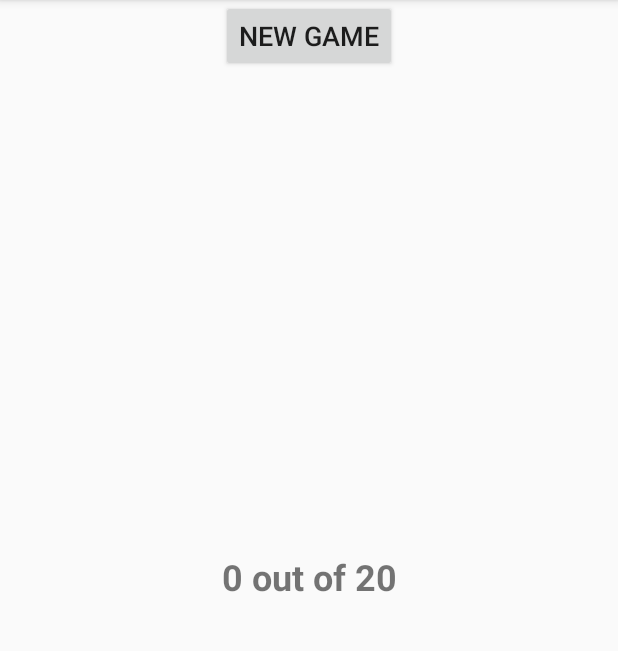
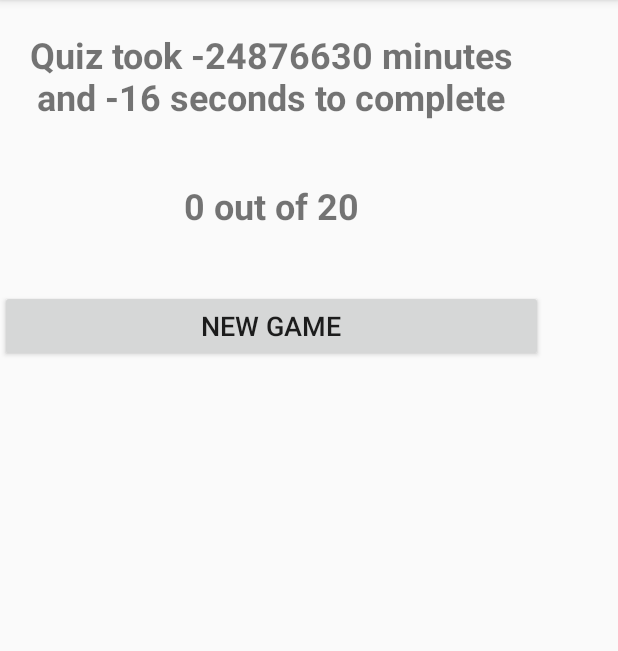
Before and after one commit to DarrenFahy/Flash, an Android app: the Main3Activity screen opened directly, with no data from a screen before it, on a phone screen of 412 x 824 dp, the part 84-735 px from its top. Run offline under Robolectric (Android 15) with nearby library versions, the phone set to English and light mode, and no system bars; 4 statements that could not run were skipped.

Commit message:
Button to start new game. It is saving recent attempts in vector correctly

```diff
--- a/app/src/main/java/cosc150/flash/FlashCard.java
+++ b/app/src/main/java/cosc150/flash/FlashCard.java
@@ -14,18 +14,19 @@ import java.io.*;
 
 public class FlashCard implements Serializable
 {
+
+    static long lastMeaningDate;
+    static long lastPinyinDate;
+    static long lastCharacterDate;
+
     String charString;
     String meaning;
     String pinyin;
     int character;
-    long lastMeaningDate;
-    long lastPinyinDate;
-    long lastCharacterDate;
     Vector <Integer> pastEight;
     double priority; //the higher the number, the more the user knows the flash card.
     boolean quizUpperCorrect;
     boolean quizLowerCorrect;
-    //Queue<Integer> results;
 
     int recentMeaning = 0;
 
@@ -62,16 +63,7 @@ public class FlashCard implements Serializable
     public void setPinyin(String pinyin) {this.pinyin = pinyin;}
     public void setCharString(String charString) {this.charString = charString;}
     public void setMeaning(String meaning) {this.meaning = meaning;}
-    public void setCharacter(String s)
-    {
-        int i3 = 0x2f20;
-        for ( int i=0; i<100; i++ )
-        {
-            s += Character.toString((char) i3 ); i3++;
-        }
 
-        character = i3;
-    }
 
     //this method removes the last node (oldest attempt) and adds the result to the front
     //(most current attempt.)
--- a/app/src/main/java/cosc150/flash/Main2Activity.java
+++ b/app/src/main/java/cosc150/flash/Main2Activity.java
@@ -31,7 +31,7 @@ public class Main2Activity extends AppCompatActivity
 {
 
     //boolean meaningR[] = new boolean[MainActivity.set.size()-1];
-    static int numCards = 0;
+    static int numCards;
     static String quizType;
 
     @Override
@@ -479,6 +479,7 @@ public class Main2Activity extends AppCompatActivity
                     {
                         if (x >= MainActivity.set.size() -2 || x >= numCards-1 )
                         {
+                            MainActivity.endTime = System.currentTimeMillis();
                             Intent intent = new Intent(Main2Activity.this, Main3Activity.class);
                             //intent.putExtra
                             startActivity(intent);
--- a/app/src/main/java/cosc150/flash/Main3Activity.java
+++ b/app/src/main/java/cosc150/flash/Main3Activity.java
@@ -1,7 +1,9 @@
 package cosc150.flash;
 
+import android.content.Intent;
 import android.support.v7.app.AppCompatActivity;
 import android.os.Bundle;
+import android.view.View;
 import android.widget.TextView;
 
 import java.io.File;
@@ -22,7 +24,12 @@ public class Main3Activity extends AppCompatActivity
 
     public void results()
     {
+        Long gameTime;
+        long minutes;
+        long seconds;
         TextView result = (TextView) findViewById(R.id.textView6);
+        TextView timeTV = (TextView) findViewById(R.id.timeTV);
+
         int correct=0;
         for (int i=0; i < Main2Activity.numCards; i++)
         {
@@ -38,7 +45,16 @@ public class Main3Activity extends AppCompatActivity
             MainActivity.set.get(i).quizUpperCorrect = false;
             MainActivity.set.get(i).quizLowerCorrect = false;
         }
+
+        //time in seconds
+        gameTime = (MainActivity.endTime - MainActivity.beginTime)/ 1000;
+        seconds = gameTime % 60;
+        minutes = gameTime / 60;
+
+
+        timeTV.setText("Quiz took " + minutes + " minutes and " + seconds + " seconds to complete");
         result.setText(correct + " out of " + Main2Activity.numCards );
+
         for (int i=0; i < MainActivity.set.size()-1; i++)
         {
             System.out.print("Past 8:       ");
@@ -74,6 +90,14 @@ public class Main3Activity extends AppCompatActivity
             System.out.println("Error caught saving results");
         }
 
+    }//end saveResults
+
+    public void newGame(View view)
+    {
+        //sends it to main activity 1 & resets variables
+        Main2Activity.numCards = 0;
+        Intent intent = new Intent(this, MainActivity.class);
+        startActivity(intent);
+
     }
-
 }
--- a/app/src/main/java/cosc150/flash/MainActivity.java
+++ b/app/src/main/java/cosc150/flash/MainActivity.java
@@ -23,9 +23,9 @@ public class MainActivity extends AppCompatActivity
 {
     public static final String EXTRA_MESSAGE = "com.example.myfirstapp.MESSAGE";
     public static String dictionaryFileName = "flashcardresults.txt";
-
     static Vector<FlashCard> set = new Vector<FlashCard>();
-    //ArrayList<String>
+    public static long beginTime;
+    public static long endTime;
 
 
     @Override
@@ -112,7 +112,7 @@ public class MainActivity extends AppCompatActivity
 
         EditText cardNum = (EditText) findViewById(R.id.editText2);
         String no = cardNum.getText().toString();
-        int numCards = Integer.parseInt(no);
+        Main2Activity.numCards = Integer.parseInt(no);
 
 
         switch (view.getId())
@@ -133,13 +133,12 @@ public class MainActivity extends AppCompatActivity
                 throw new IllegalArgumentException("shit... " );
         }
 
+        beginTime = System.currentTimeMillis();
         String message = srcButton.getText().toString();
-
-        System.out.println("message in MA is: " + message);
 
         extras.putString("game_title", message);
         extras.putBoolean("game_mode", switchState);
-        extras.putInt("number_cards", numCards);
+        extras.putInt("number_cards", Main2Activity.numCards);
         intent.putExtras(extras);
         startActivity(intent);
     }
--- a/app/src/main/res/layout/activity_main3.xml
+++ b/app/src/main/res/layout/activity_main3.xml
@@ -6,26 +6,70 @@
     android:layout_height="match_parent"
     tools:context="cosc150.flash.Main3Activity">
 
+    <TableLayout
+        android:layout_width="362dp"
+        android:layout_height="wrap_content"
+        tools:layout_editor_absoluteX="8dp"
+        tools:layout_editor_absoluteY="8dp">
+
+        <TableRow
+            android:layout_width="match_parent"
+            android:layout_height="match_parent"
+            android:gravity="center_horizontal"
+            android:paddingTop="20dp"
+            android:paddingBottom="20dp">
+
+            <TextView
+                android:id="@+id/timeTV"
+                android:layout_width="wrap_content"
+                android:layout_height="wrap_content"
+                android:layout_alignParentTop="true"
+                android:layout_centerHorizontal="true"
+                android:text="time"
+                android:gravity="center_horizontal"
+                android:textSize="24sp"
+                android:textStyle="bold" />
+        </TableRow>
+
+        <TableRow
+            android:layout_width="match_parent"
+            android:layout_height="match_parent"
+            android:gravity="center_horizontal"
+            android:paddingTop="20dp"
+            android:paddingBottom="20dp">
+
             <TextView
                 android:id="@+id/textView6"
                 android:layout_width="wrap_content"
                 android:layout_height="wrap_content"
+                android:layout_alignParentTop="true"
+                android:layout_centerHorizontal="true"
+                android:layout_gravity="center_horizontal"
+                android:text="This will be the score"
+                android:gravity="center_horizontal"
                 android:textSize="24sp"
-        android:textStyle="bold"
-        android:text="This will be the score"
-        app:layout_constraintBottom_toBottomOf="parent"
-        app:layout_constraintLeft_toLeftOf="parent"
-        app:layout_constraintRight_toRightOf="parent"
-        app:layout_constraintTop_toTopOf="parent" />
+                android:textStyle="bold" />
+
+        </TableRow>
+
+        <TableRow
+            android:layout_width="match_parent"
+            android:layout_height="150dp"
+            android:gravity="center_horizontal"
+            android:paddingTop="20dp"
+            android:paddingBottom="20dp">
 
             <Button
                 android:id="@+id/button"
                 android:layout_width="wrap_content"
                 android:layout_height="wrap_content"
+                android:layout_alignParentTop="true"
+                android:layout_centerHorizontal="true"
+                android:onClick="newGame"
                 android:text="New Game"
-        android:onClick="newGame"
-        android:textSize="18sp"
-        app:layout_constraintLeft_toLeftOf="parent"
-        app:layout_constraintRight_toRightOf="parent"
-        tools:layout_editor_absoluteY="325dp" />
+                android:textSize="18sp" />
+        </TableRow>
+    </TableLayout>
+
+
 </android.support.constraint.ConstraintLayout>
```
Lines whose indentation alone changed are shown as unchanged.
